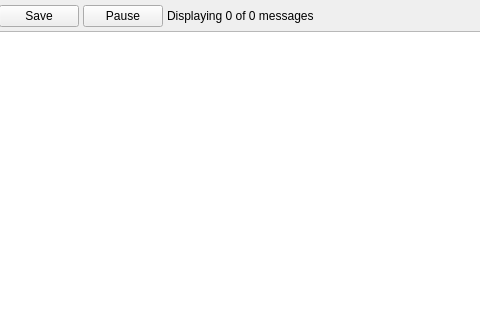
Before: the Qt Designer form rqt/rqt_console/src/rqt_console/console.ui in ros-visualization/rqt, drawn with Qt 5; both pictures show x 90 to 570 and y 0 to 320 of the 838 by 675 pixel window.
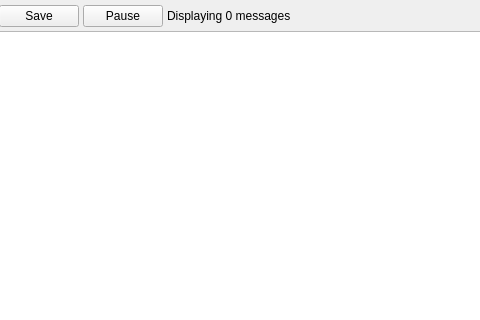
After: the same form once the commit is applied.

Commit message: Header files properly display filters again, initial message # display changed

Patch:
```diff
--- a/rqt/rqt_console/src/rqt_console/console.ui
+++ b/rqt/rqt_console/src/rqt_console/console.ui
@@ -58,7 +58,7 @@
      <item>
       <widget class="QLabel" name="messages_label">
        <property name="text">
-        <string>Displaying 0 of 0 messages</string>
+        <string>Displaying 0 messages</string>
        </property>
       </widget>
      </item>
```
The commit also changes 2 other files.
